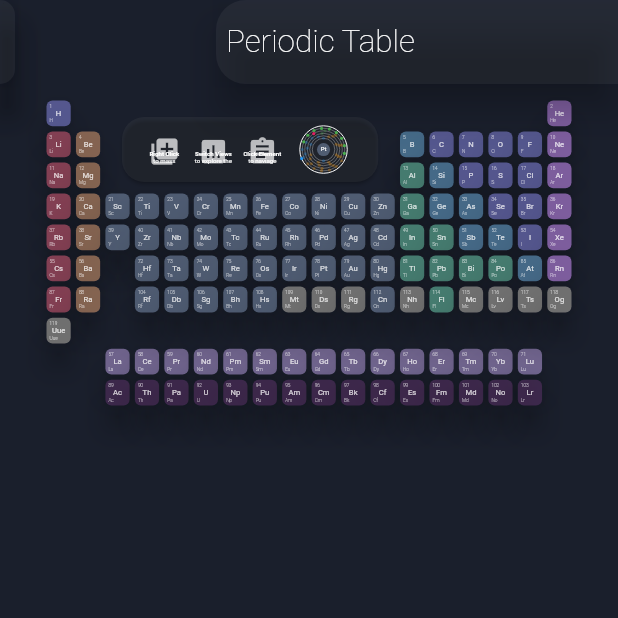
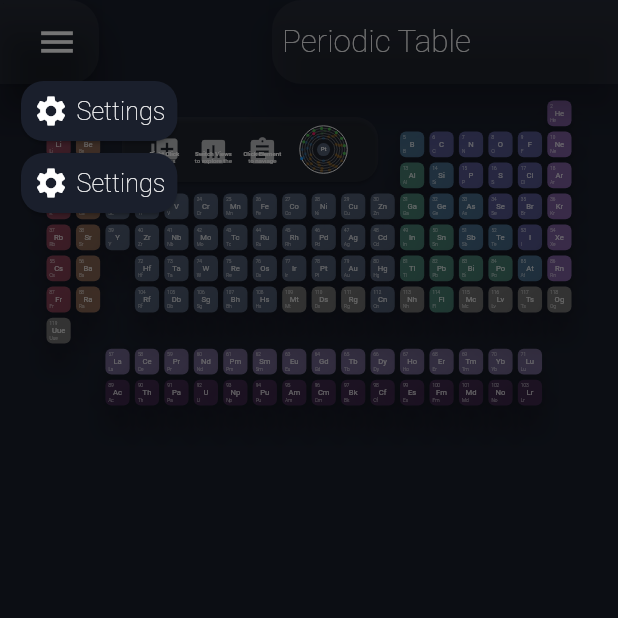
Before and after one commit to haakonsmith/Molarity, a Flutter app: the screen it shows after launch, with the side drawer open (before the commit the screen has no drawer), on a phone screen of 412 x 824 dp, the top half of it. Run offline on Flutter 3.47's test engine with Material 2 defaults, Android fonts, the phone set to English and light mode, and no system bars; drawn by our look-alikes of flutter_layout_grid; our stand-ins replace fl_chart; missing offline and left inert: flutter_math_fork.

Commit message:
More todos, Better appbar scaling, added atomic properties to atomic info screen

```diff
--- a/lib/screen/periodic_table_screen.dart
+++ b/lib/screen/periodic_table_screen.dart
@@ -1,5 +1,6 @@
 import 'package:flutter/material.dart';
 import 'package:molarity/widgets/app_bar.dart';
+import 'package:molarity/widgets/list_drawer.dart';
 import 'package:molarity/widgets/periodic_table.dart';
 
 /// This is the first landing page and screen which shows the basic periodic table
@@ -14,7 +15,8 @@ class PeriodicTableScreen extends StatelessWidget {
             style: TextStyle(color: Colors.white, fontWeight: FontWeight.w200),
             textScaleFactor: 1.5,
           ),
-          height: MediaQuery.of(context).size.width / 15),
+          height: MediaQuery.of(context).size.width / 15 >= 50 ? MediaQuery.of(context).size.width / 15 : 50),
+      drawer: ListDrawer(),
       body: SingleChildScrollView(
         child: Padding(
           padding: const EdgeInsets.fromLTRB(30.0, 10.0, 30.0, 0),
--- a/lib/widgets/app_bar.dart
+++ b/lib/widgets/app_bar.dart
@@ -34,6 +34,8 @@ class _PreferredAppBarSize extends Size {
 
 /// This is an [Appbar] replacement that displays the an extra tab and creates
 /// a gap between the large appbar and the tab displayed.
+///
+/// Half of the options don't work...
 class AppbarWithTab extends StatefulWidget implements PreferredSizeWidget {
   final bool tabVisible;
 
@@ -190,7 +192,7 @@ class _AppbarWithTabState extends State<AppbarWithTab> {
         child: Container(
           padding: EdgeInsets.fromLTRB(10, 0, 0, 0),
           height: double.infinity,
-          child: leading,
+          child: leading?.fittedBox(fit: BoxFit.fitHeight),
         ),
       ),
     );
@@ -213,7 +215,7 @@ class _AppbarWithTabState extends State<AppbarWithTab> {
           // This is a row because sometimes it has the leading widget
           child: Row(
             children: [
-              if (canPop) leading!,
+              if (canPop) leading!.fittedBox(),
               widget.title.fittedBox(),
             ],
           ),
@@ -222,8 +224,6 @@ class _AppbarWithTabState extends State<AppbarWithTab> {
     );
   }
 }
-
-/// Based off my boy at: https://github.com/ketanchoyal/custom_top_bar
 
 ShapeBorder kBackButtonShape = RoundedRectangleBorder(
   borderRadius: BorderRadius.only(
--- /dev/null
+++ b/lib/widgets/list_drawer.dart
@@ -0,0 +1,71 @@
+import 'dart:io';
+
+import 'package:flutter/material.dart';
+
+class ListDrawer extends StatelessWidget {
+  const ListDrawer({Key? key}) : super(key: key);
+
+  @override
+  Widget build(BuildContext context) {
+    return Container(
+      margin: EdgeInsets.fromLTRB(10, (Platform.isMacOS ? 25 : 0) + 50, 0, 0),
+      child: Column(
+        children: [
+          ListDrawerTile(
+            leading: Icon(Icons.settings),
+            child: Text(
+              "Settings",
+              textScaleFactor: 1.2,
+              style: TextStyle(fontWeight: FontWeight.w200),
+            ),
+          ),
+          ListDrawerTile(
+            leading: Icon(Icons.settings),
+            child: Text(
+              "Settings",
+              textScaleFactor: 1.2,
+              style: TextStyle(fontWeight: FontWeight.w200),
+            ),
+          )
+        ],
+      ),
+    );
+  }
+}
+
+class ListDrawerTile extends StatelessWidget {
+  const ListDrawerTile({
+    Key? key,
+    this.leading,
+    required this.child,
+    this.backgroundColor,
+  }) : super(key: key);
+
+  final Color? backgroundColor;
+  final Widget child;
+  final Widget? leading;
+
+  @override
+  Widget build(BuildContext context) {
+    final _backgroundColor = backgroundColor ?? Theme.of(context).scaffoldBackgroundColor;
+
+    // return TextButton(
+    //   onPressed: () => {},
+    //   style: ButtonStyle(backgroundColor: _backgroundColor),
+    //   child: child,
+    // );
+    return Card(
+      color: _backgroundColor,
+      child: InkWell(
+        child: Container(
+          margin: EdgeInsets.all(8),
+          child: Row(mainAxisSize: MainAxisSize.min, children: [
+            if (leading != null) leading!,
+            SizedBox(width: 5),
+            child,
+          ]),
+        ),
+      ),
+    );
+  }
+}
--- a/pubspec.yaml
+++ b/pubspec.yaml
@@ -26,7 +26,6 @@ dependencies:
   provider:
   flutter_layout_grid: ^1.0.1
   msix: ^2.1.0
-  auto_size_text: 3.0.0-nullsafety.0
   flutter_math_fork: ^0.3.3
   fl_chart: ^0.36.1
 
```
Also changed, not shown: lib/screen/atomic_info_screen.dart (+60 -18 lines), lib/widgets/calculation_box.dart (+19 -14 lines), lib/widgets/chemoinfomatics/data.dart (+57 -8 lines), lib/widgets/chemoinfomatics/widgets/trends_card.dart (+16 -15 lines), lib/widgets/info_box.dart (+9 -50 lines).
